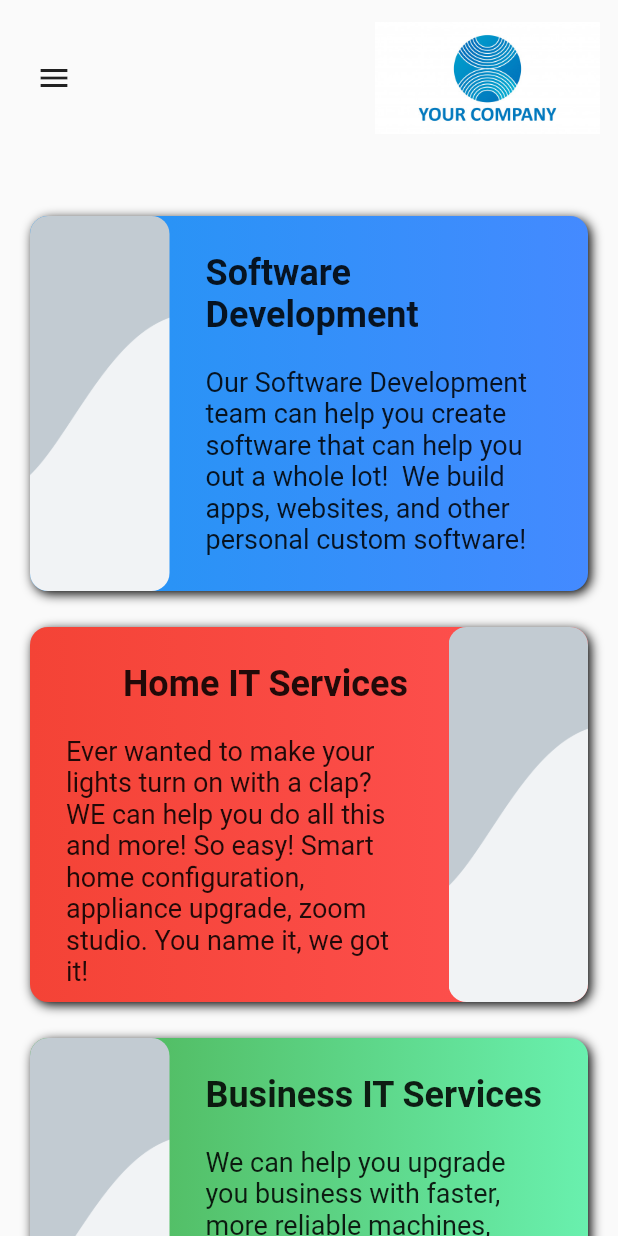
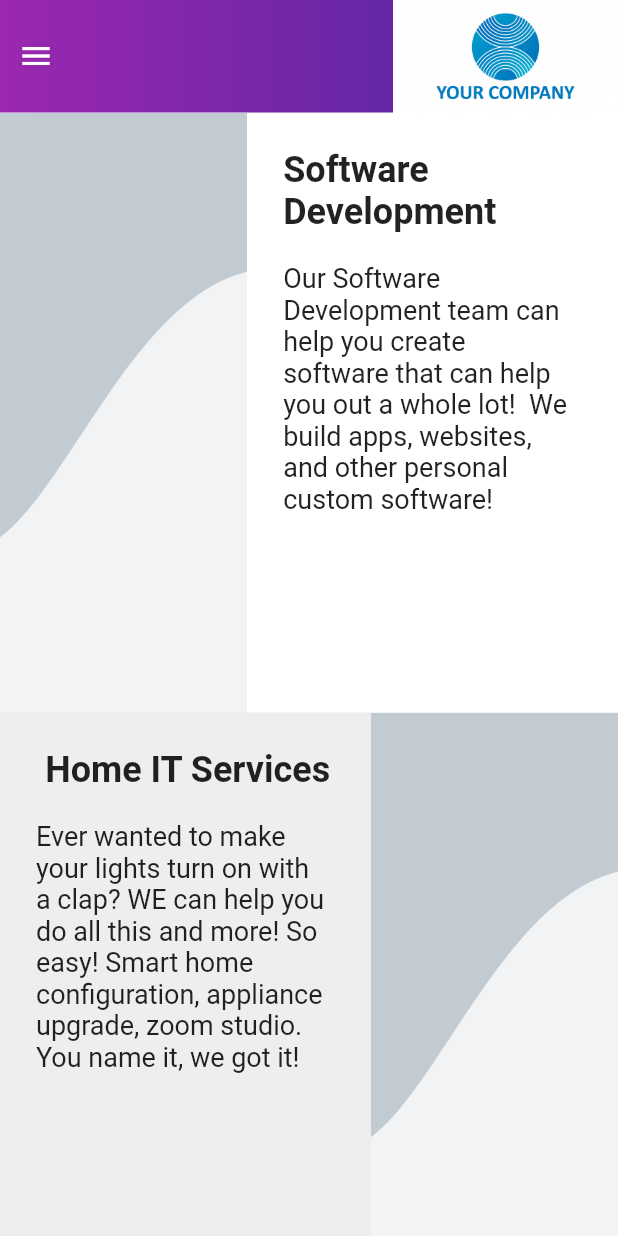
Before and after one commit to b34st80y/gtech_site, a Flutter app: the screen it shows after launch, after a tap on the "menu" icon, after a tap on "Services", on a phone screen of 412 x 824 dp. Run offline on Flutter 3.47's test engine with Material 2 defaults, Android fonts, the light colour scheme and no system bars; our stand-ins replace responsive_builder.

Commit message:
redesign navbar and services

```diff
--- a/lib/views/about_us/about_us_view.dart
+++ b/lib/views/about_us/about_us_view.dart
@@ -4,8 +4,8 @@ class AboutUsView extends StatelessWidget {
   @override
   Widget build(BuildContext context) {
     return Container(
-      height: MediaQuery.of(context).size.height,
       color: Colors.red,
+      child: Center(child: Text("Under Construction")),
     );
   }
 }
--- a/lib/views/locations/locations_view.dart
+++ b/lib/views/locations/locations_view.dart
@@ -4,8 +4,8 @@ class LocationsView extends StatelessWidget {
   @override
   Widget build(BuildContext context) {
     return Container(
-      height: MediaQuery.of(context).size.height,
       color: Colors.green,
+      child: Center(child: Text("Under Construction")),
     );
   }
 }
--- a/lib/views/main/main_view.dart
+++ b/lib/views/main/main_view.dart
@@ -16,9 +16,6 @@ class MainView extends StatelessWidget {
         body: Column(
           children: [
             NavigationBar(),
-            SizedBox(
-              height: 20,
-            ),
             Expanded(
               child: child,
             )
--- a/lib/views/services/services_view.dart
+++ b/lib/views/services/services_view.dart
@@ -5,10 +5,9 @@ class ServicesView extends StatelessWidget {
   @override
   Widget build(BuildContext context) {
     return SingleChildScrollView(
-      child: Padding(
-        padding: const EdgeInsets.all(8.0),
       child: Column(
         children: [
+          //ServicesHeader(),
           ServiceTile(
             title: "Software Development",
             desc:
@@ -54,7 +53,6 @@ class ServicesView extends StatelessWidget {
           ),
         ],
       ),
-      ),
     );
   }
 }
--- a/lib/widgets/navigation_bar/navbar_item.dart
+++ b/lib/widgets/navigation_bar/navbar_item.dart
@@ -15,7 +15,7 @@ class NavBarItem extends StatelessWidget {
     return TextButton(
       child: Text(
         title,
-        style: TextStyle(fontSize: 18),
+        style: TextStyle(fontSize: 18, color: Colors.white),
       ),
       onPressed: () {
         navigator.navigateTo(navPath);
--- a/lib/widgets/navigation_bar/navigation_bar_mobile.dart
+++ b/lib/widgets/navigation_bar/navigation_bar_mobile.dart
@@ -4,16 +4,21 @@ import 'navbar_logo.dart';
 class NavigationBarMobile extends StatelessWidget {
   @override
   Widget build(BuildContext context) {
-    return Padding(
-      padding: EdgeInsets.all(12),
-      child: Container(
-        height: 80,
+    return Container(
+      height: 75,
+      decoration: BoxDecoration(
+          gradient:
+              LinearGradient(colors: [Colors.purple, Colors.deepPurple[800]])),
       child: Row(
         mainAxisSize: MainAxisSize.max,
         mainAxisAlignment: MainAxisAlignment.spaceBetween,
+        crossAxisAlignment: CrossAxisAlignment.center,
         children: [
           IconButton(
-              icon: Icon(Icons.menu),
+            icon: Icon(
+              Icons.menu,
+              color: Colors.white,
+            ),
             onPressed: () {
               Scaffold.of(context).openDrawer();
             },
@@ -21,7 +26,6 @@ class NavigationBarMobile extends StatelessWidget {
           NavBarLogo(),
         ],
       ),
-      ),
     );
   }
 }
--- a/lib/widgets/service_tile/service_tile.dart
+++ b/lib/widgets/service_tile/service_tile.dart
@@ -18,33 +18,27 @@ class ServiceTile extends StatelessWidget {
 
   @override
   Widget build(BuildContext context) {
-    const double borderRadius = 12;
-
     if (!reversed)
-      return Padding(
-        padding: const EdgeInsets.all(12),
-        child: Container(
-          height: 250,
+      return Container(
+        height: 400,
         decoration: BoxDecoration(
-            borderRadius: BorderRadius.circular(borderRadius),
-            gradient: LinearGradient(colors: [...colors]),
-            boxShadow: [BoxShadow(offset: Offset(2, 2), blurRadius: 6)],
+          color: Colors.white
+          //gradient: LinearGradient(colors: [...colors]),
         ),
         child: Row(
           mainAxisAlignment: MainAxisAlignment.spaceBetween,
           children: [
             Flexible(
-                flex: 1,
+              flex: 4,
               child: Container(
                 decoration: BoxDecoration(
-                    borderRadius: BorderRadius.circular(borderRadius),
                   image: DecorationImage(
                       image: AssetImage(imagePath), fit: BoxFit.cover),
                 ),
               ),
             ),
             Flexible(
-                flex: 3,
+              flex: 6,
               child: Container(
                 child: Padding(
                   padding: const EdgeInsets.all(24.0),
@@ -70,23 +64,19 @@ class ServiceTile extends StatelessWidget {
             )
           ],
         ),
-        ),
       );
     else
-      return Padding(
-        padding: const EdgeInsets.all(12),
-        child: Container(
-          height: 250,
+      return Container(
+        height: 400,
         decoration: BoxDecoration(
-            borderRadius: BorderRadius.circular(borderRadius),
-            gradient: LinearGradient(colors: [...colors]),
-            boxShadow: [BoxShadow(offset: Offset(2, 2), blurRadius: 6)],
+          color: Colors.grey[200]
+          //gradient: LinearGradient(colors: [...colors]),
         ),
         child: Row(
           mainAxisAlignment: MainAxisAlignment.spaceBetween,
           children: [
             Flexible(
-                flex: 3,
+              flex: 6,
               child: Container(
                 child: Padding(
                   padding: const EdgeInsets.all(24.0),
@@ -111,10 +101,9 @@ class ServiceTile extends StatelessWidget {
               ),
             ),
             Flexible(
-                flex: 1,
+              flex: 4,
               child: Container(
                 decoration: BoxDecoration(
-                    borderRadius: BorderRadius.circular(borderRadius),
                   image: DecorationImage(
                       image: AssetImage(imagePath), fit: BoxFit.cover),
                 ),
@@ -122,7 +111,6 @@ class ServiceTile extends StatelessWidget {
             ),
           ],
         ),
-        ),
       );
   }
 }
```
Also changed, not shown: lib/widgets/navigation_bar/navigation_bar_desktop.dart (+8 -4 lines), lib/widgets/services_header/services_header.dart (added, +8 -0 lines). Lines whose indentation alone changed are shown as unchanged.
